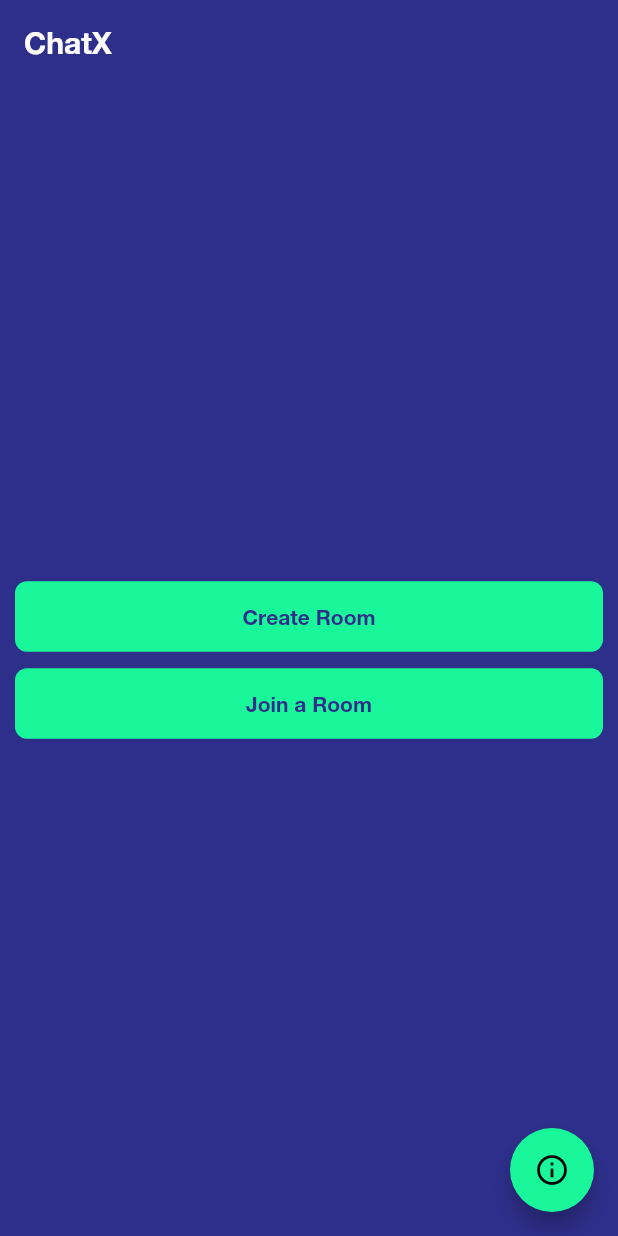
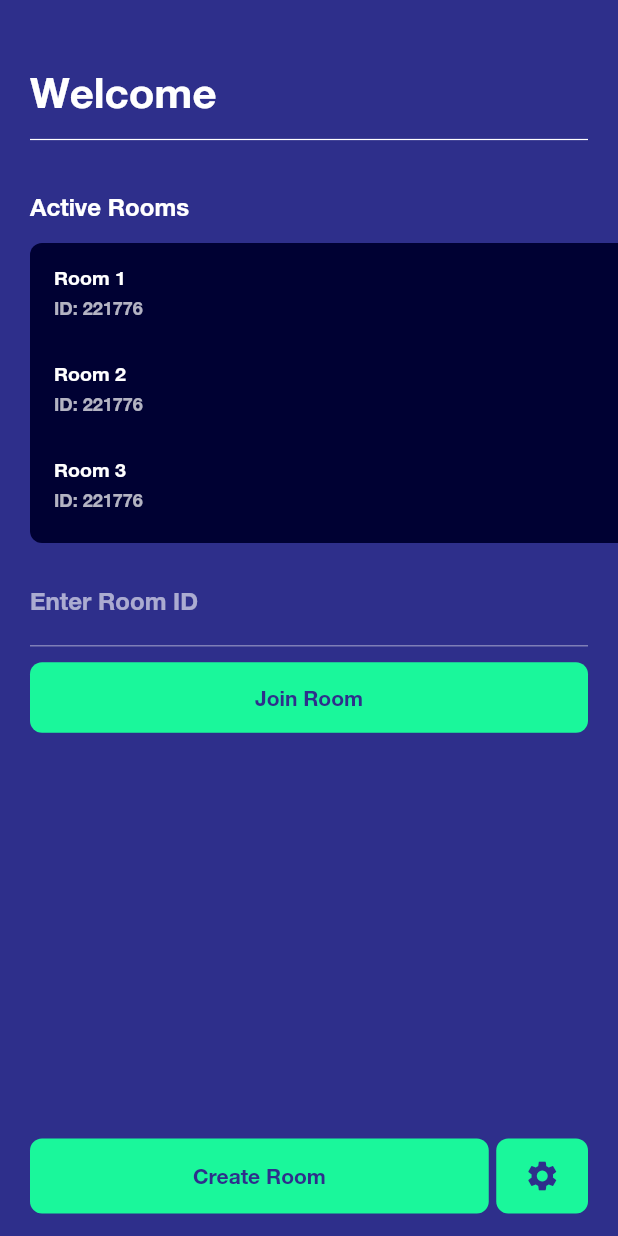
Before and after one commit to ZhFahim/chatx, a Flutter app: the screen it shows after launch, on a phone screen of 412 x 824 dp. Run offline on Flutter 3.47's test engine with Material 2 defaults, Android fonts, the phone set to English and light mode, and no system bars.

Commit message:
Design demo home screen

```diff
--- a/lib/main.dart
+++ b/lib/main.dart
@@ -1,5 +1,6 @@
 import 'dart:ui';
 import 'package:flutter/material.dart';
+import 'screens/home.dart';
 
 void main() {
   runApp(ChatX());
@@ -9,6 +10,7 @@ class ChatX extends StatelessWidget {
   @override
   Widget build(BuildContext context) {
     return MaterialApp(
+      debugShowCheckedModeBanner: false,
       title: 'ChatX',
       theme: ThemeData(
         brightness: Brightness.dark,
@@ -16,66 +18,10 @@ class ChatX extends StatelessWidget {
         accentColor: Color(0xFF1AF79B),
         canvasColor: Color(0xFF2E2F8B),
         appBarTheme: AppBarTheme(color: Color(0xFF2E2F8B), elevation: 0),
-        fontFamily: 'Helvetica Neue',
+        fontFamily: 'HelveticaNeue',
         visualDensity: VisualDensity.adaptivePlatformDensity,
       ),
       home: HomeScreen(),
     );
   }
 }
-
-class HomeScreen extends StatelessWidget {
-  @override
-  Widget build(BuildContext context) {
-    return Scaffold(
-      appBar: AppBar(
-        title: Text('ChatX'),
-      ),
-      body: Center(
-        child: Column(
-          mainAxisAlignment: MainAxisAlignment.center,
-          crossAxisAlignment: CrossAxisAlignment.stretch,
-          children: <Widget>[
-            Padding(
-              padding:
-                  const EdgeInsets.symmetric(horizontal: 10.0, vertical: 5.0),
-              child: FlatButton(
-                padding: const EdgeInsets.symmetric(vertical: 15.0),
-                shape: RoundedRectangleBorder(
-                  borderRadius: BorderRadius.circular(8),
-                ),
-                child: Text(
-                  'Create Room',
-                  style: TextStyle(color: Theme.of(context).canvasColor),
-                ),
-                color: Theme.of(context).accentColor,
-                onPressed: () {},
-              ),
-            ),
-            Padding(
-              padding:
-                  const EdgeInsets.symmetric(horizontal: 10.0, vertical: 5.0),
-              child: FlatButton(
-                padding: const EdgeInsets.symmetric(vertical: 15.0),
-                shape: RoundedRectangleBorder(
-                  borderRadius: BorderRadius.circular(8),
-                ),
-                child: Text(
-                  'Join a Room',
-                  style: TextStyle(color: Theme.of(context).canvasColor),
-                ),
-                color: Theme.of(context).accentColor,
-                onPressed: () {},
-              ),
-            ),
-          ],
-        ),
-      ),
-      floatingActionButton: FloatingActionButton(
-        onPressed: null,
-        tooltip: 'Information',
-        child: Icon(Icons.info_outlined),
-      ),
-    );
-  }
-}
--- /dev/null
+++ b/lib/screens/home.dart
@@ -0,0 +1,134 @@
+import 'dart:math';
+import 'package:flutter/material.dart';
+
+class HomeScreen extends StatelessWidget {
+  @override
+  Widget build(BuildContext context) {
+    return Scaffold(
+      resizeToAvoidBottomInset: false,
+      body: SafeArea(
+        child: Padding(
+          padding: const EdgeInsets.symmetric(horizontal: 0.0, vertical: 15.0),
+          child: Column(
+            crossAxisAlignment: CrossAxisAlignment.stretch,
+            children: <Widget>[
+              SizedBox(height: 30.0),
+              Padding(
+                padding: const EdgeInsets.symmetric(horizontal: 20.0),
+                child: Text(
+                  'Welcome',
+                  style: TextStyle(fontSize: 28.0),
+                ),
+              ),
+              Padding(
+                padding: const EdgeInsets.symmetric(horizontal: 20.0),
+                child: Divider(
+                  color: Colors.white,
+                  height: 30.0,
+                  thickness: 0.8,
+                ),
+              ),
+              SizedBox(height: 20.0),
+              Padding(
+                padding: const EdgeInsets.symmetric(horizontal: 20.0),
+                child: Text(
+                  'Active Rooms',
+                  style: TextStyle(fontSize: 16.0),
+                ),
+              ),
+              SizedBox(height: 15.0),
+              Container(
+                height: 200.0,
+                margin: EdgeInsets.only(left: 20.0),
+                decoration: BoxDecoration(
+                  color: Color(0xFF000133),
+                  borderRadius: BorderRadius.only(
+                    topLeft: Radius.circular(8.0),
+                    bottomLeft: Radius.circular(8.0),
+                  ),
+                ),
+                // Demo rooms
+                child: ListView.builder(
+                  itemCount: 3,
+                  itemBuilder: (context, index) => ListTile(
+                    title: Text('Room ${index + 1}'),
+                    subtitle:
+                        Text('ID: ${Random().nextInt(999999).toString()}'),
+                    dense: true,
+                  ),
+                ),
+              ),
+              SizedBox(height: 10.0),
+              Padding(
+                padding: const EdgeInsets.symmetric(horizontal: 20.0),
+                child: TextField(
+                  decoration: InputDecoration(labelText: 'Enter Room ID'),
+                ),
+              ),
+              SizedBox(height: 10.0),
+              Padding(
+                padding: const EdgeInsets.symmetric(horizontal: 20.0),
+                child: FlatButton(
+                  padding: const EdgeInsets.symmetric(vertical: 15.0),
+                  shape: RoundedRectangleBorder(
+                    borderRadius: BorderRadius.circular(8),
+                  ),
+                  child: Text(
+                    'Join Room',
+                    style: TextStyle(color: Theme.of(context).canvasColor),
+                  ),
+                  color: Theme.of(context).accentColor,
+                  onPressed: () {},
+                ),
+              ),
+              SizedBox(height: 5.0),
+              Expanded(
+                child: Align(
+                  alignment: Alignment.bottomCenter,
+                  child: Container(
+                    padding: const EdgeInsets.symmetric(horizontal: 20.0),
+                    height: 50.0,
+                    child: Row(
+                      crossAxisAlignment: CrossAxisAlignment.stretch,
+                      children: [
+                        Expanded(
+                          flex: 5,
+                          child: FlatButton(
+                            shape: RoundedRectangleBorder(
+                              borderRadius: BorderRadius.circular(8.0),
+                            ),
+                            child: Text(
+                              'Create Room',
+                              style: TextStyle(
+                                  color: Theme.of(context).canvasColor),
+                            ),
+                            color: Theme.of(context).accentColor,
+                            onPressed: () {},
+                          ),
+                        ),
+                        SizedBox(width: 5.0),
+                        Expanded(
+                          child: FlatButton(
+                            shape: RoundedRectangleBorder(
+                              borderRadius: BorderRadius.circular(8.0),
+                            ),
+                            child: Icon(
+                              Icons.settings,
+                              color: Theme.of(context).canvasColor,
+                            ),
+                            color: Theme.of(context).accentColor,
+                            onPressed: () {},
+                          ),
+                        ),
+                      ],
+                    ),
+                  ),
+                ),
+              ),
+            ],
+          ),
+        ),
+      ),
+    );
+  }
+}
```
Also changed, not shown: pubspec.yaml (+4 -3 lines), fonts/HelveticaNeue.ttf (deleted), fonts/HelveticaNeueBold.ttf (renamed from fonts/HelveticaNeuBold.ttf).
